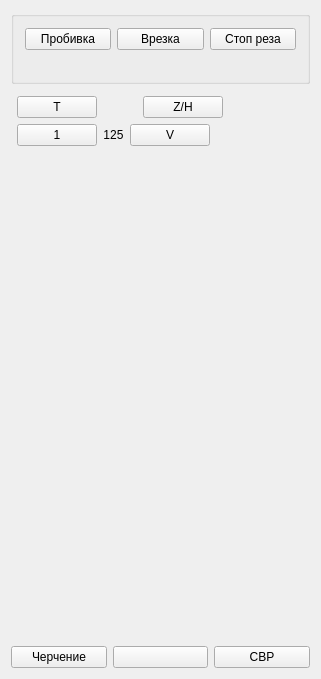
Before: the Qt Designer form phx-cnc-ui-mainform/src/CXOperTechnology.ui in superkulpa/phx-cnc-ui, drawn with Qt 5.
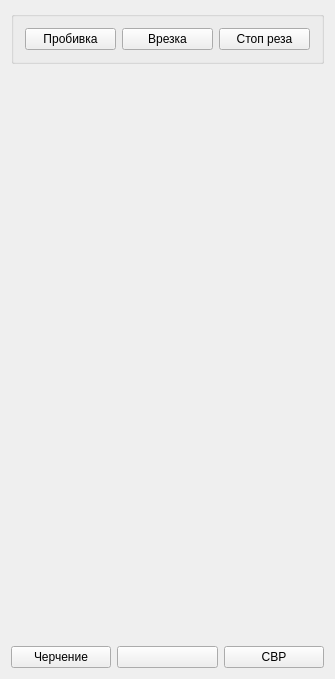
After: the same form once the commit is applied. Custom widgets are drawn as their Qt base class.

```diff
--- a/phx-cnc-ui-mainform/src/CXOperTechnology.ui
+++ b/phx-cnc-ui-mainform/src/CXOperTechnology.ui
@@ -6,7 +6,7 @@
    <rect>
     <x>0</x>
     <y>0</y>
-    <width>310</width>
+    <width>335</width>
     <height>679</height>
    </rect>
   </property>
@@ -54,49 +54,6 @@
         </item>
        </layout>
       </item>
-      <item>
-       <layout class="QHBoxLayout" name="horizontalLayout_5">
-        <item>
-         <spacer name="horizontalSpacer_2">
-          <property name="orientation">
-           <enum>Qt::Horizontal</enum>
-          </property>
-          <property name="sizeHint" stdset="0">
-           <size>
-            <width>40</width>
-            <height>20</height>
-           </size>
-          </property>
-         </spacer>
-        </item>
-        <item>
-         <spacer name="horizontalSpacer">
-          <property name="orientation">
-           <enum>Qt::Horizontal</enum>
-          </property>
-          <property name="sizeHint" stdset="0">
-           <size>
-            <width>40</width>
-            <height>20</height>
-           </size>
-          </property>
-         </spacer>
-        </item>
-        <item>
-         <spacer name="horizontalSpacer_3">
-          <property name="orientation">
-           <enum>Qt::Horizontal</enum>
-          </property>
-          <property name="sizeHint" stdset="0">
-           <size>
-            <width>150</width>
-            <height>20</height>
-           </size>
-          </property>
-         </spacer>
-        </item>
-       </layout>
-      </item>
      </layout>
      <zorder></zorder>
      <zorder>mButtonWidget</zorder>
@@ -106,117 +63,11 @@
    </item>
    <item>
     <widget class="QWidget" name="mButtonWidget" native="true">
-     <layout class="QHBoxLayout" name="horizontalLayout_2">
-      <property name="margin">
-       <number>6</number>
-      </property>
+     <layout class="QHBoxLayout" name="horizontalLayout_4">
       <item>
-       <layout class="QFormLayout" name="formLayout">
-        <item row="0" column="0">
-         <layout class="QHBoxLayout" name="horizontalLayout_8">
-          <property name="sizeConstraint">
-           <enum>QLayout::SetMinimumSize</enum>
-          </property>
-          <item>
-           <widget class="CXTouchButton" name="mTButton">
-            <property name="sizePolicy">
-             <sizepolicy hsizetype="Fixed" vsizetype="Fixed">
-              <horstretch>0</horstretch>
-              <verstretch>0</verstretch>
-             </sizepolicy>
-            </property>
-            <property name="text">
-             <string>T</string>
-            </property>
-           </widget>
-          </item>
-          <item>
-           <spacer name="horizontalSpacer_4">
-            <property name="orientation">
-             <enum>Qt::Horizontal</enum>
-            </property>
-            <property name="sizeType">
-             <enum>QSizePolicy::Minimum</enum>
-            </property>
-            <property name="sizeHint" stdset="0">
-             <size>
-              <width>40</width>
-              <height>20</height>
-             </size>
-            </property>
-           </spacer>
-          </item>
-          <item>
-           <widget class="CXTouchButton" name="mZHButton">
-            <property name="sizePolicy">
-             <sizepolicy hsizetype="Fixed" vsizetype="Fixed">
-              <horstretch>0</horstretch>
-              <verstretch>0</verstretch>
-             </sizepolicy>
-            </property>
-            <property name="text">
-             <string>Z/H</string>
-            </property>
-           </widget>
-          </item>
-         </layout>
-        </item>
-        <item row="1" column="0">
-         <layout class="QHBoxLayout" name="horizontalLayout_4">
-          <item>
-           <widget class="CXTouchButton" name="mbStateSup1">
-            <property name="sizePolicy">
-             <sizepolicy hsizetype="Fixed" vsizetype="Fixed">
-              <horstretch>0</horstretch>
-              <verstretch>0</verstretch>
-             </sizepolicy>
-            </property>
-            <property name="text">
-             <string>1</string>
-            </property>
-            <property name="checkable">
-             <bool>true</bool>
-            </property>
-            <attribute name="buttonGroup">
-             <string notr="true">mNuberButtonGroup</string>
-            </attribute>
-           </widget>
-          </item>
-          <item>
-           <widget class="QLabel" name="mSVRZ1">
-            <property name="sizePolicy">
-             <sizepolicy hsizetype="Fixed" vsizetype="Preferred">
-              <horstretch>0</horstretch>
-              <verstretch>0</verstretch>
-             </sizepolicy>
-            </property>
-            <property name="text">
-             <string>125</string>
-            </property>
-            <property name="alignment">
-             <set>Qt::AlignCenter</set>
-            </property>
-           </widget>
-          </item>
-          <item>
-           <widget class="CXTouchButton" name="mbStateZ1">
-            <property name="sizePolicy">
-             <sizepolicy hsizetype="Fixed" vsizetype="Fixed">
-              <horstretch>0</horstretch>
-              <verstretch>0</verstretch>
-             </sizepolicy>
-            </property>
-            <property name="text">
-             <string>V</string>
-            </property>
-            <property name="checkable">
-             <bool>true</bool>
-            </property>
-           </widget>
-          </item>
-         </layout>
-        </item>
-       </layout>
+       <widget class="QFrame" name="frSuppList">
+        <layout class="QVBoxLayout" name="verticalLayout_2"/>
+       </widget>
       </item>
       <item>
        <widget class="CXOperVelocityView" name="mOperVelocity" native="true">
```
Left out of the diff: 10 changed lines with no effect on the pictures.
